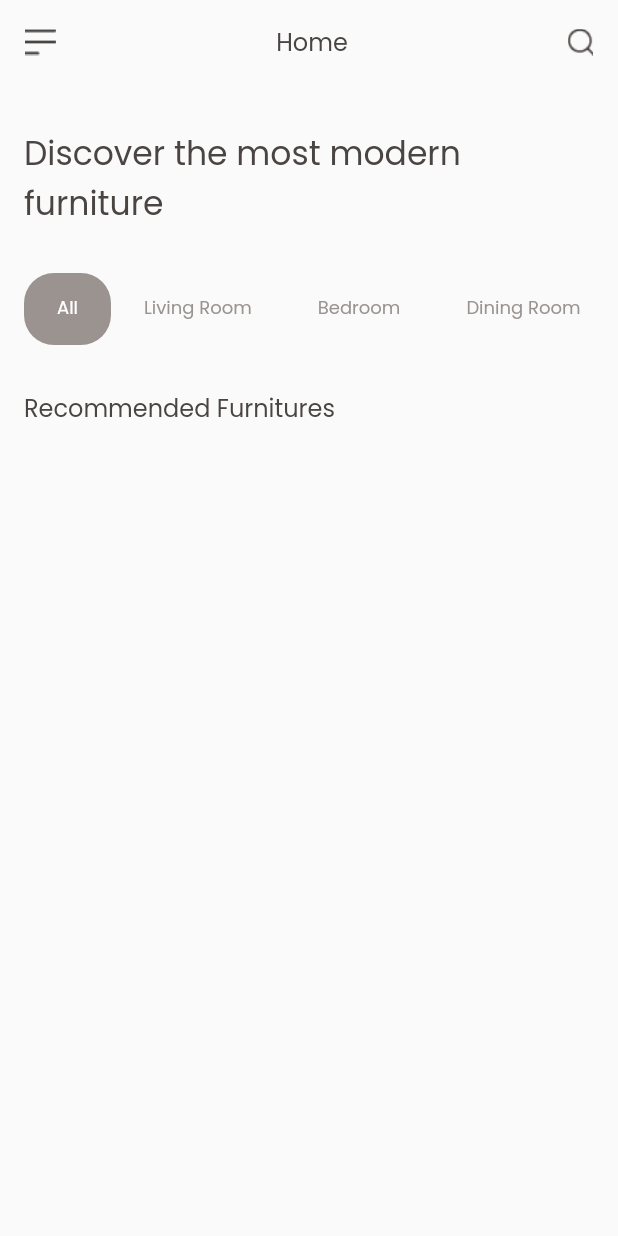
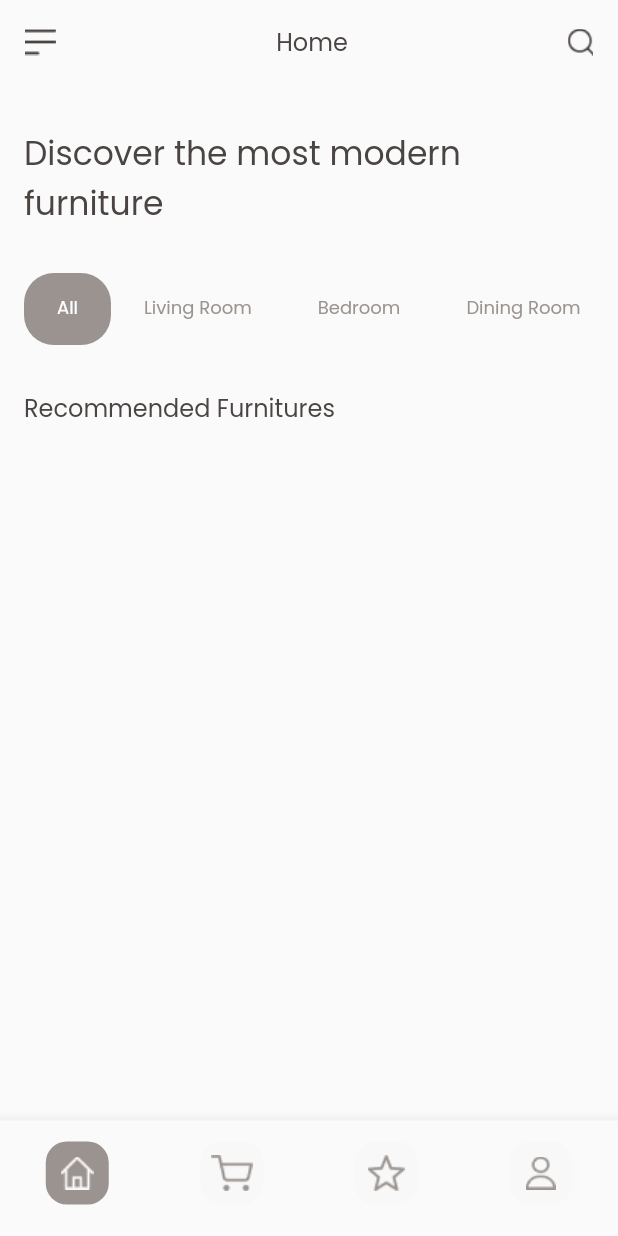
Before and after one commit to imaldila/fic_slicing, a Flutter app: the screen it shows after launch, on a phone screen of 412 x 824 dp. Run offline on Flutter 3.47's test engine with Material 2 defaults, Android fonts, the phone set to English and light mode, and no system bars.

Commit message:
add navbar

```diff
--- a/lib/app.dart
+++ b/lib/app.dart
@@ -1,5 +1,7 @@
 import 'package:fic1_slicing/views/home/home_view.dart';
 import 'package:flutter/material.dart';
+
+import 'constants.dart';
 
 class App extends StatelessWidget {
   const App({super.key});
@@ -8,7 +10,11 @@ class App extends StatelessWidget {
   Widget build(BuildContext context) {
     return MaterialApp(
       debugShowCheckedModeBanner: false,
-      theme: ThemeData(fontFamily: 'Poppins'),
+      theme: ThemeData(
+        fontFamily: 'Poppins',
+        unselectedWidgetColor: kWhiteColor,
+
+      ),
       home: const HomeView(),
     );
   }
--- a/lib/constants.dart
+++ b/lib/constants.dart
@@ -3,4 +3,4 @@ import 'package:flutter/material.dart';
 const kBackgroundColor = Color(0XFFF8F8F8);
 const kFontPrimaryColor = Color(0XFF4A4543);
 const kBrownColor = Color(0XFF9A9390);
-const kFontWhiteColor = Color(0XFFFFFFFF);
+const kWhiteColor = Color(0XFFFFFFFF);
--- /dev/null
+++ b/lib/views/home/components/navbar_menu.dart
@@ -0,0 +1,42 @@
+import 'package:flutter/material.dart';
+
+import '../../../constants.dart';
+import '../../../widgets/navbar_icon_widget.dart';
+import '../models/navbar_icon.dart';
+
+class NavBarMenu extends StatelessWidget {
+  const NavBarMenu({
+    Key? key,
+    required int selectedIndex,
+    this.onTap,
+  })  : _selectedIndex = selectedIndex,
+        super(key: key);
+
+  final int _selectedIndex;
+  final Function(int)? onTap;
+
+  @override
+  Widget build(BuildContext context) {
+    return BottomNavigationBar(
+      type: BottomNavigationBarType.fixed,
+      fixedColor: kWhiteColor,
+      unselectedItemColor: kBrownColor,
+      showSelectedLabels: false,
+      showUnselectedLabels: false,
+      items: List.generate(
+        NavBarIcon.navBarIcons.length,
+        (i) {
+          var navIcon = NavBarIcon.navBarIcons[i];
+          return navBarIcon(
+            label: navIcon.label,
+            icon: navIcon.icon,
+            color: _selectedIndex == i ? kBrownColor : kBackgroundColor,
+            iconColor: _selectedIndex == i ? kBackgroundColor : kBrownColor,
+          );
+        },
+      ),
+      currentIndex: _selectedIndex,
+      onTap: onTap,
+    );
+  }
+}
--- a/lib/views/home/components/tabbar_menu.dart
+++ b/lib/views/home/components/tabbar_menu.dart
@@ -5,11 +5,14 @@ import '../../../constants.dart';
 class TabBarMenu extends StatelessWidget {
   const TabBarMenu({
     Key? key,
+    required this.controller,
   }) : super(key: key);
+  final TabController controller;
 
   @override
   Widget build(BuildContext context) {
     return TabBar(
+      controller: controller,
       isScrollable: true,
       indicatorColor: kBrownColor,
       splashBorderRadius: BorderRadius.circular(20),
--- a/lib/views/home/home_view.dart
+++ b/lib/views/home/home_view.dart
@@ -2,6 +2,7 @@ import 'package:fic1_slicing/constants.dart';
 import 'package:flutter/material.dart';
 
 import 'components/header_menu.dart';
+import 'components/navbar_menu.dart';
 import 'components/tabbar_menu.dart';
 
 class HomeView extends StatefulWidget {
@@ -11,18 +12,37 @@ class HomeView extends StatefulWidget {
   State<HomeView> createState() => _HomeViewState();
 }
 
-class _HomeViewState extends State<HomeView> {
+class _HomeViewState extends State<HomeView> with TickerProviderStateMixin {
+  late TabController _tabController;
+  int _selectedIndex = 0;
+
+  @override
+  void initState() {
+    _tabController = TabController(vsync: this, length: 5);
+    super.initState();
+  }
+
+  void _tappedIndex(int i) {
+    setState(() {
+      _selectedIndex = i;
+    });
+  }
+
   @override
   Widget build(BuildContext context) {
     return DefaultTabController(
       length: 5,
       child: Scaffold(
+        bottomNavigationBar: NavBarMenu(
+          selectedIndex: _selectedIndex,
+          onTap: (value) => _tappedIndex(value),
+        ),
         body: SafeArea(
           child: Column(
             crossAxisAlignment: CrossAxisAlignment.start,
-            children: const [
-              HeaderMenu(),
-              Padding(
+            children: [
+              const HeaderMenu(),
+              const Padding(
                 padding: EdgeInsets.symmetric(horizontal: 16.0, vertical: 30.0),
                 child: Text(
                   'Discover the most modern furniture',
@@ -33,8 +53,8 @@ class _HomeViewState extends State<HomeView> {
                   ),
                 ),
               ),
-              TabBarMenu(),
-              Padding(
+              TabBarMenu(controller: _tabController),
+              const Padding(
                 padding: EdgeInsets.only(
                     left: 16.0, right: 16.0, top: 30.0, bottom: 20.0),
                 child: Text(
--- /dev/null
+++ b/lib/views/home/models/navbar_icon.dart
@@ -0,0 +1,24 @@
+class NavBarIcon {
+  final String label, icon;
+
+  const NavBarIcon({required this.label, required this.icon});
+
+  static const List<NavBarIcon> navBarIcons = [
+    NavBarIcon(
+      label: 'Home',
+      icon: 'assets/icons/ic_home.png',
+    ),
+    NavBarIcon(
+      label: 'Shop',
+      icon: 'assets/icons/ic_shop.png',
+    ),
+    NavBarIcon(
+      label: 'Star',
+      icon: 'assets/icons/ic_star.png',
+    ),
+    NavBarIcon(
+      label: 'Person',
+      icon: 'assets/icons/ic_person.png',
+    ),
+  ];
+}
--- /dev/null
+++ b/lib/widgets/navbar_icon_widget.dart
@@ -0,0 +1,26 @@
+import 'package:flutter/material.dart';
+
+BottomNavigationBarItem navBarIcon(
+    {required String label,
+    required String icon,
+    Color? color,
+    Color? iconColor}) {
+  return BottomNavigationBarItem(
+    label: label,
+    icon: Container(
+      height: 42,
+      width: 42,
+      decoration: BoxDecoration(
+        color: color,
+        borderRadius: BorderRadius.circular(14),
+      ),
+      child: Image.asset(
+        icon,
+        height: 22,
+        width: 22,
+        color: iconColor,
+        alignment: Alignment.center,
+      ),
+    ),
+  );
+}
```
